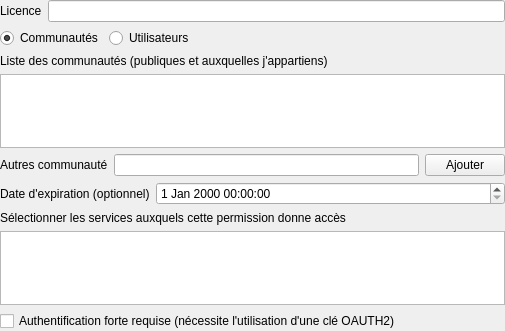
Old version of the form geoplateforme/gui/permissions/wdg_permission_creation.ui in the repository JulesGrillot/plugin-qgis-geoplateforme.
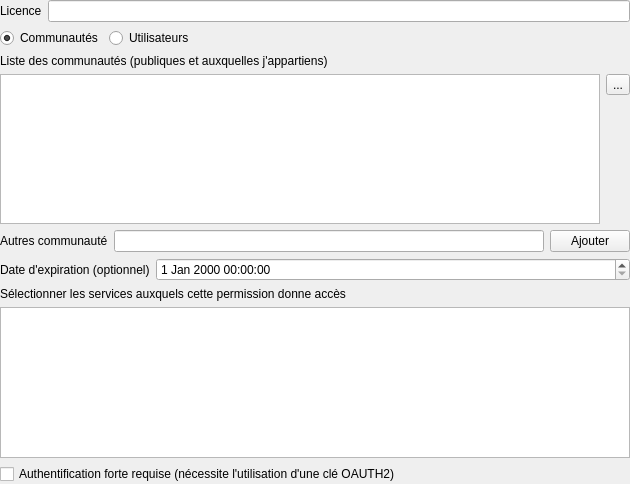
New version of the form. Custom widgets are drawn as their Qt base class.

Commit message: feat(permission): add button to delete user and community

Diff of the .ui file:
```diff
--- a/geoplateforme/gui/permissions/wdg_permission_creation.ui
+++ b/geoplateforme/gui/permissions/wdg_permission_creation.ui
@@ -6,8 +6,8 @@
    <rect>
     <x>0</x>
     <y>0</y>
-    <width>505</width>
-    <height>331</height>
+    <width>630</width>
+    <height>484</height>
    </rect>
   </property>
   <property name="windowTitle">
@@ -89,13 +89,16 @@
        <property name="bottomMargin">
         <number>0</number>
        </property>
-       <item row="3" column="0">
+       <item row="4" column="0">
         <widget class="QLabel" name="lbl_other_community">
          <property name="text">
           <string>Autres communauté</string>
          </property>
         </widget>
        </item>
+       <item row="4" column="1">
+        <widget class="UUIDLineEdit" name="lne_community"/>
+       </item>
        <item row="1" column="0" colspan="2">
         <widget class="QLabel" name="lbl_community_description">
          <property name="text">
@@ -103,18 +106,42 @@
          </property>
         </widget>
        </item>
-       <item row="2" column="0" colspan="3">
-        <widget class="QTableView" name="tbv_community"/>
-       </item>
-       <item row="3" column="2">
+       <item row="4" column="2">
         <widget class="QPushButton" name="btn_add_community">
          <property name="text">
           <string>Ajouter</string>
          </property>
         </widget>
        </item>
-       <item row="3" column="1">
-        <widget class="UUIDLineEdit" name="lne_community"/>
+       <item row="2" column="0" colspan="3">
+        <layout class="QGridLayout" name="grid_tbv_community">
+         <property name="bottomMargin">
+          <number>0</number>
+         </property>
+         <item row="0" column="1">
+          <widget class="QToolButton" name="btn_delete_community">
+           <property name="text">
+            <string>...</string>
+           </property>
+          </widget>
+         </item>
+         <item row="1" column="1">
+          <spacer name="verticalSpacer_2">
+           <property name="orientation">
+            <enum>Qt::Vertical</enum>
+           </property>
+           <property name="sizeHint" stdset="0">
+            <size>
+             <width>20</width>
+             <height>40</height>
+            </size>
+           </property>
+          </spacer>
+         </item>
+         <item row="0" column="0" rowspan="2">
+          <widget class="QTableView" name="tbv_community"/>
+         </item>
+        </layout>
        </item>
       </layout>
      </widget>
```
Left out of the diff: 37 changed lines with no effect on the pictures. The commit also changes 1 other file.
